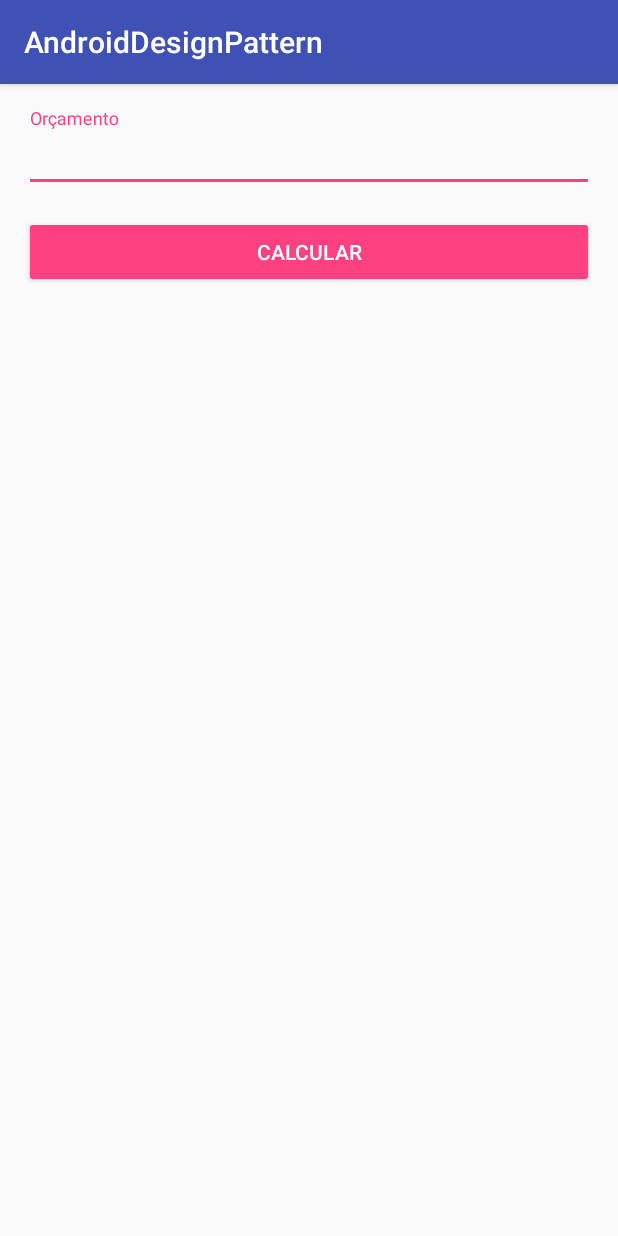
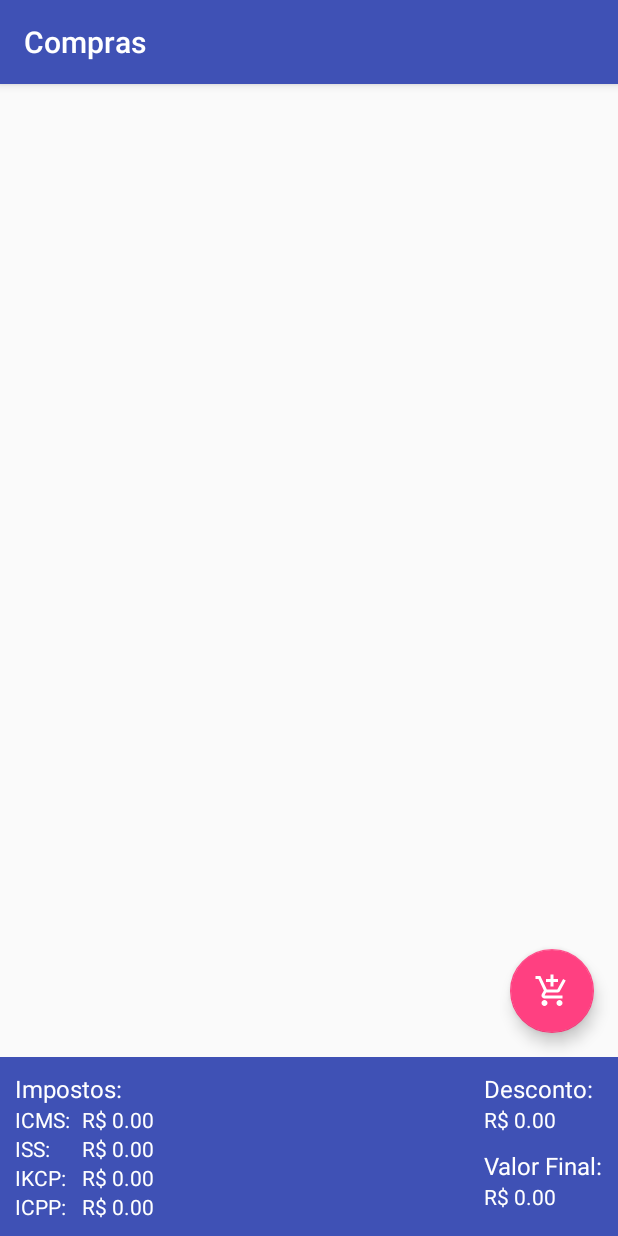
Before and after one commit to pcelestino/AndroidDesignPattern, an Android app: the screen it shows after launch (MainActivity), on a phone screen of 412 x 824 dp. Run offline under Robolectric (Android 15) with nearby library versions, the phone set to English and light mode, and no system bars.

```diff
--- a/app/src/main/java/br/edu/ffb/androiddesignpattern/MainActivity.java
+++ b/app/src/main/java/br/edu/ffb/androiddesignpattern/MainActivity.java
@@ -1,17 +1,33 @@
 package br.edu.ffb.androiddesignpattern;
 
+import android.annotation.SuppressLint;
+import android.content.Context;
+import android.content.DialogInterface;
 import android.os.Bundle;
+import android.support.design.widget.FloatingActionButton;
 import android.support.design.widget.TextInputEditText;
+import android.support.v7.app.AlertDialog;
 import android.support.v7.app.AppCompatActivity;
+import android.view.KeyEvent;
+import android.view.LayoutInflater;
 import android.view.View;
-import android.widget.Button;
+import android.view.ViewGroup;
+import android.view.inputmethod.EditorInfo;
+import android.view.inputmethod.InputMethodManager;
+import android.widget.ArrayAdapter;
+import android.widget.EditText;
+import android.widget.ListView;
 import android.widget.TextView;
 
+import java.util.ArrayList;
+import java.util.List;
 import java.util.Locale;
 
+import br.edu.ffb.androiddesignpattern.classes.CalculadoraDeDesconto;
 import br.edu.ffb.androiddesignpattern.classes.CalculadoraDeImposto;
 import br.edu.ffb.androiddesignpattern.classes.ImpostoIcms;
 import br.edu.ffb.androiddesignpattern.classes.ImpostoIss;
+import br.edu.ffb.androiddesignpattern.classes.Item;
 import br.edu.ffb.androiddesignpattern.classes.Orcamento;
 
 public class MainActivity extends AppCompatActivity {
@@ -21,40 +37,121 @@ public class MainActivity extends AppCompatActivity {
         super.onCreate(savedInstanceState);
         setContentView(R.layout.activity_main);
 
-        // coleta as referências visuais, Views
-        final TextInputEditText etOrcamento = (TextInputEditText) findViewById(R.id.et_orcamento);
-        Button btCalculaOrcamento = (Button) findViewById(R.id.bt_calcula_orcamento);
-        final TextView tvOrcamentoCalculado = (TextView) findViewById(R.id.tv_orcamento_calculado);
+        final Orcamento orcamento = new Orcamento();
+        final CalculadoraDeImposto calculadoraDeImposto = new CalculadoraDeImposto();
+        final CalculadoraDeDesconto calculadoraDeDesconto = new CalculadoraDeDesconto();
+        final Locale localePtBr = new Locale("pt", "BR");
 
-        // para tentar minimizar os milhares de null exceptions do java
-        if (etOrcamento == null) return;
-        if (btCalculaOrcamento == null) return;
-        if (tvOrcamentoCalculado == null) return;
+        final ListView lvItens = (ListView) findViewById(R.id.lv_itens);
+        FloatingActionButton fbAdicionaItem = (FloatingActionButton) findViewById(R.id.fb_adiciona_item);
+        final TextView tvIcmsValor = (TextView) findViewById(R.id.icms_valor);
+        final TextView tvIssValor = (TextView) findViewById(R.id.iss_valor);
+        final TextView tvDescontoValor = (TextView) findViewById(R.id.desconto_valor);
+        final TextView tvValorFinal = (TextView) findViewById(R.id.valor_final);
 
-        // ao clicar no botão Calcular é iniciado um evento
-        btCalculaOrcamento.setOnClickListener(new View.OnClickListener() {
+        if (lvItens == null) return;
+        if (fbAdicionaItem == null) return;
+        if (tvIcmsValor == null) return;
+        if (tvIssValor == null) return;
+        if (tvDescontoValor == null) return;
+        if (tvValorFinal == null) return;
+
+        // criando um adapter simples para a lista
+        final List<String[]> listaDeItens = new ArrayList<>();
+
+        @SuppressWarnings("unchecked") final
+        ArrayAdapter<String[]> stringArrayAdapter = new ArrayAdapter(this, android.R.layout.simple_list_item_2, android.R.id.text1, listaDeItens) {
+            public View getView(int position, View convertView, ViewGroup parent) {
+                View view = super.getView(position, convertView, parent);
+
+                String[] entrada = listaDeItens.get(position);
+                TextView titulo = (TextView) view.findViewById(android.R.id.text1);
+                TextView subtitulo = (TextView) view.findViewById(android.R.id.text2);
+                titulo.setText(entrada[0]);
+
+                double valorDoItem = entrada[1].isEmpty() ? 0 :
+                        Double.parseDouble(entrada[1]);
+
+                subtitulo.setText(String.format(localePtBr, "R$ %.2f", valorDoItem));
+
+                return view;
+            }
+        };
+
+        lvItens.setAdapter(stringArrayAdapter);
+
+        fbAdicionaItem.setOnClickListener(new View.OnClickListener() {
             @Override
             public void onClick(View view) {
 
-                // converte a string para double
-                String strValorDoOrcamento = etOrcamento.getText().toString();
-                final double valorDoOrcamento = strValorDoOrcamento.isEmpty() ? 0 :
-                        Double.parseDouble(strValorDoOrcamento);
+                final AlertDialog.Builder dialogBuilder = new AlertDialog.Builder(MainActivity.this);
+                LayoutInflater inflater = MainActivity.this.getLayoutInflater();
 
-                Orcamento orcamento = new Orcamento(valorDoOrcamento);
+                @SuppressLint("InflateParams")
+                final View dialogView = inflater.inflate(R.layout.dialog_adiciona_item, null);
 
-                CalculadoraDeImposto calculadoraDeImposto = new CalculadoraDeImposto();
+                final TextInputEditText etItem = (TextInputEditText) dialogView.findViewById(R.id.et_item);
+                final TextInputEditText etValorItem = (TextInputEditText) dialogView.findViewById(R.id.et_valor_item);
 
-                // realiza o cálculo dos impostos passando suas estratégias de imposto
-                double icms = calculadoraDeImposto.RealizaCalculo(orcamento, new ImpostoIcms());
-                double iss = calculadoraDeImposto.RealizaCalculo(orcamento, new ImpostoIss());
+                // exibe o teclado
+                final InputMethodManager imm = (InputMethodManager) MainActivity.this.getSystemService(Context.INPUT_METHOD_SERVICE);
+                imm.toggleSoftInput(InputMethodManager.SHOW_FORCED, 0);
 
-                String orcamentoCalculado = String.format(new Locale("pt", "BR"), "ICMS: %.2f" +
-                        "\nISS: %.2f" +
-                        "\nValor Final: %.2f", icms, iss, valorDoOrcamento - icms - iss);
+                final AlertDialog alertDialog = dialogBuilder
+                        .setView(dialogView)
+                        .setPositiveButton("Adicionar", new DialogInterface.OnClickListener() {
+                            public void onClick(DialogInterface dialog, int whichButton) {
 
-                // exibe o resultado na view
-                tvOrcamentoCalculado.setText(orcamentoCalculado);
+                                String strNomeDoItem = etItem.getText().toString();
+                                String strValorDoItem = etValorItem.getText().toString();
+
+                                listaDeItens.add(new String[]{strNomeDoItem, strValorDoItem});
+                                stringArrayAdapter.notifyDataSetChanged();
+
+                                double valorDoItem = strValorDoItem.isEmpty() ? 0 :
+                                        Double.parseDouble(strValorDoItem);
+
+                                orcamento.adicionaItem(new Item(strNomeDoItem, valorDoItem));
+
+                                double icms = calculadoraDeImposto.RealizaCalculo(orcamento, new ImpostoIcms());
+                                double iss = calculadoraDeImposto.RealizaCalculo(orcamento, new ImpostoIss());
+                                double desconto = calculadoraDeDesconto.Calcula(orcamento);
+
+                                String strIcmsValor = String.format(localePtBr, "R$ %.2f", icms);
+                                String strIssValor = String.format(localePtBr, "R$ %.2f", iss);
+
+                                tvIcmsValor.setText(strIcmsValor);
+                                tvIssValor.setText(strIssValor);
+                                tvDescontoValor.setText(String.format(localePtBr, "R$ %.2f", desconto));
+                                tvValorFinal.setText(String.format(localePtBr, "R$ %.2f", (orcamento.getValor() + icms + iss) - desconto));
+
+                                // esconde o teclado
+                                imm.toggleSoftInput(0, 0);
+                            }
+                        })
+                        .setNegativeButton("Cancelar", new DialogInterface.OnClickListener() {
+                            @Override
+                            public void onClick(DialogInterface dialogInterface, int i) {
+                                // esconde o teclado
+                                imm.toggleSoftInput(0, 0);
+                            }
+                        })
+                        .create();
+
+                // adiciona um evento para fechar o dialog ao clicar no botão done do teclado
+                etValorItem.setOnEditorActionListener(new EditText.OnEditorActionListener() {
+                    @Override
+                    public boolean onEditorAction(TextView v, int actionId, KeyEvent event) {
+                        if (actionId == EditorInfo.IME_ACTION_DONE) {
+                            alertDialog.getButton(DialogInterface.BUTTON_POSITIVE).callOnClick();
+                            return true;
+                        }
+                        return false;
+                    }
+                });
+
+                // exibe o dialog
+                alertDialog.show();
             }
         });
     }
--- a/app/src/main/java/br/edu/ffb/androiddesignpattern/classes/CalculadoraDeImposto.java
+++ b/app/src/main/java/br/edu/ffb/androiddesignpattern/classes/CalculadoraDeImposto.java
@@ -7,8 +7,7 @@ import br.edu.ffb.androiddesignpattern.Interfaces.IImposto;
  */
 public class CalculadoraDeImposto {
 
-    public double RealizaCalculo(Orcamento orcamento, IImposto imposto)
-    {
+    public double RealizaCalculo(Orcamento orcamento, IImposto imposto) {
         return imposto.Calcula(orcamento);
     }
 }
--- a/app/src/main/java/br/edu/ffb/androiddesignpattern/classes/Orcamento.java
+++ b/app/src/main/java/br/edu/ffb/androiddesignpattern/classes/Orcamento.java
@@ -1,4 +1,8 @@
 package br.edu.ffb.androiddesignpattern.classes;
+
+import java.util.ArrayList;
+import java.util.Collections;
+import java.util.List;
 
 /**
  * Orçamento do cliente
@@ -6,12 +10,27 @@ package br.edu.ffb.androiddesignpattern.classes;
 public class Orcamento {
 
     private double mValor;
+    private final List<Item> mItens;
+
+    public Orcamento() {
+        mItens = new ArrayList<>();
+    }
 
     public Orcamento(double valor) {
         mValor = valor;
+        mItens = new ArrayList<>();
     }
 
     public double getValor() {
         return mValor;
     }
+
+    public List<Item> getItens() {
+        return Collections.unmodifiableList(mItens);
+    }
+
+    public void adicionaItem(Item item) {
+        mItens.add(item);
+        mValor += item.getValor();
+    }
 }
--- /dev/null
+++ b/app/src/main/res/drawable/ic_add_shopping_cart.xml
@@ -0,0 +1,9 @@
+<vector xmlns:android="http://schemas.android.com/apk/res/android"
+    android:width="24dp"
+    android:height="24dp"
+    android:viewportWidth="24.0"
+    android:viewportHeight="24.0">
+    <path
+        android:fillColor="#FFFFFFFF"
+        android:pathData="M11,9h2L13,6h3L16,4h-3L13,1h-2v3L8,4v2h3v3zM7,18c-1.1,0 -1.99,0.9 -1.99,2S5.9,22 7,22s2,-0.9 2,-2 -0.9,-2 -2,-2zM17,18c-1.1,0 -1.99,0.9 -1.99,2s0.89,2 1.99,2 2,-0.9 2,-2 -0.9,-2 -2,-2zM7.17,14.75l0.03,-0.12 0.9,-1.63h7.45c0.75,0 1.41,-0.41 1.75,-1.03l3.86,-7.01L19.42,4h-0.01l-1.1,2 -2.76,5L8.53,11l-0.13,-0.27L6.16,6l-0.95,-2 -0.94,-2L1,2v2h2l3.6,7.59 -1.35,2.45c-0.16,0.28 -0.25,0.61 -0.25,0.96 0,1.1 0.9,2 2,2h12v-2L7.42,15c-0.13,0 -0.25,-0.11 -0.25,-0.25z" />
+</vector>
--- a/app/src/main/res/layout/activity_main.xml
+++ b/app/src/main/res/layout/activity_main.xml
@@ -1,40 +1,35 @@
 <?xml version="1.0" encoding="utf-8"?>
+
 <RelativeLayout xmlns:android="http://schemas.android.com/apk/res/android"
     xmlns:tools="http://schemas.android.com/tools"
     android:layout_width="match_parent"
     android:layout_height="match_parent"
-    android:paddingBottom="@dimen/activity_vertical_margin"
-    android:paddingLeft="@dimen/activity_horizontal_margin"
-    android:paddingRight="@dimen/activity_horizontal_margin"
-    android:paddingTop="@dimen/activity_vertical_margin"
+
     tools:context="br.edu.ffb.androiddesignpattern.MainActivity">
 
-    <android.support.design.widget.TextInputLayout
-        android:id="@+id/il_orcamento"
+    <ListView
+        android:id="@+id/lv_itens"
         android:layout_width="match_parent"
-        android:layout_height="wrap_content">
+        android:layout_height="match_parent"
+        android:layout_above="@+id/print_list_footer" />
 
-        <android.support.design.widget.TextInputEditText
-            android:id="@+id/et_orcamento"
-            android:layout_width="match_parent"
-            android:layout_height="wrap_content"
-            android:hint="@string/budget"
-            android:inputType="numberDecimal" />
-    </android.support.design.widget.TextInputLayout>
+    <android.support.design.widget.FloatingActionButton
+        android:id="@+id/fb_adiciona_item"
+        android:layout_width="wrap_content"
+        android:layout_height="wrap_content"
+        android:layout_above="@+id/print_list_footer"
+        android:layout_alignParentEnd="true"
+        android:layout_alignParentRight="true"
+        android:layout_marginBottom="@dimen/activity_vertical_margin"
+        android:layout_marginLeft="@dimen/activity_horizontal_margin"
+        android:layout_marginRight="@dimen/activity_horizontal_margin"
+        android:layout_marginTop="@dimen/activity_vertical_margin"
+        android:src="@drawable/ic_add_shopping_cart" />
 
-    <Button
-        android:id="@+id/bt_calcula_orcamento"
+    <include
+        android:id="@+id/print_list_footer"
+        layout="@layout/rodape_lista_itens"
         android:layout_width="match_parent"
         android:layout_height="wrap_content"
-        android:layout_below="@+id/il_orcamento"
-        android:layout_marginTop="@dimen/activity_vertical_margin"
-        android:text="@string/calculate"
-        android:textColor="@android:color/white" />
-
-    <TextView
-        android:id="@+id/tv_orcamento_calculado"
-        android:layout_width="match_parent"
-        android:layout_height="wrap_content"
-        android:layout_below="@+id/bt_calcula_orcamento"
-        android:layout_marginTop="@dimen/activity_vertical_margin" />
+        android:layout_alignParentBottom="true" />
 </RelativeLayout>
--- /dev/null
+++ b/app/src/main/res/layout/rodape_lista_itens.xml
@@ -0,0 +1,169 @@
+<?xml version="1.0" encoding="utf-8"?>
+<RelativeLayout xmlns:android="http://schemas.android.com/apk/res/android"
+    android:layout_width="match_parent"
+    android:layout_height="wrap_content"
+    android:background="@color/colorPrimary"
+    android:padding="10dp">
+
+    <TextView
+        android:id="@+id/imposto_titulo"
+        android:layout_width="match_parent"
+        android:layout_height="wrap_content"
+        android:layout_gravity="center"
+        android:layout_toLeftOf="@+id/valor_final_titulo"
+        android:layout_toStartOf="@+id/valor_final_titulo"
+        android:text="@string/taxes"
+        android:textColor="@android:color/white"
+        android:textSize="16sp" />
+
+    <TextView
+        android:id="@+id/icms_titulo"
+        android:layout_width="wrap_content"
+        android:layout_height="wrap_content"
+        android:layout_alignParentLeft="true"
+        android:layout_alignParentStart="true"
+        android:layout_below="@+id/imposto_titulo"
+        android:text="@string/icms"
+        android:textColor="@android:color/white" />
+
+    <TextView
+        android:id="@+id/icms_valor"
+        android:layout_width="match_parent"
+        android:layout_height="wrap_content"
+        android:layout_below="@+id/imposto_titulo"
+        android:layout_marginLeft="8dp"
+        android:layout_marginStart="8dp"
+        android:layout_toEndOf="@+id/icms_titulo"
+        android:layout_toLeftOf="@+id/valor_final_titulo"
+        android:layout_toRightOf="@+id/icms_titulo"
+        android:layout_toStartOf="@+id/valor_final_titulo"
+        android:text="@string/zero_value"
+        android:textColor="@android:color/white"
+        android:textSize="14sp" />
+
+    <TextView
+        android:id="@+id/iss_titulo"
+        android:layout_width="wrap_content"
+        android:layout_height="wrap_content"
+        android:layout_alignParentLeft="true"
+        android:layout_alignParentStart="true"
+        android:layout_below="@+id/icms_titulo"
+        android:text="@string/iss"
+        android:textColor="@android:color/white" />
+
+    <TextView
+        android:id="@+id/iss_valor"
+        android:layout_width="match_parent"
+        android:layout_height="wrap_content"
+        android:layout_below="@+id/icms_valor"
+        android:layout_marginLeft="8dp"
+        android:layout_marginStart="8dp"
+        android:layout_toEndOf="@+id/icms_titulo"
+        android:layout_toLeftOf="@+id/valor_final_titulo"
+        android:layout_toRightOf="@+id/icms_titulo"
+        android:layout_toStartOf="@+id/valor_final_titulo"
+        android:text="@string/zero_value"
+        android:textColor="@android:color/white"
+        android:textSize="14sp" />
+
+    <TextView
+        android:id="@+id/ikcp_titulo"
+        android:layout_width="wrap_content"
+        android:layout_height="wrap_content"
+        android:layout_alignParentLeft="true"
+        android:layout_alignParentStart="true"
+        android:layout_below="@+id/iss_titulo"
+        android:text="@string/ikcp"
+        android:textColor="@android:color/white" />
+
+    <TextView
+        android:id="@+id/ikcp_valor"
+        android:layout_width="match_parent"
+        android:layout_height="wrap_content"
+        android:layout_below="@+id/iss_valor"
+        android:layout_marginLeft="8dp"
+        android:layout_marginStart="8dp"
+        android:layout_toEndOf="@+id/icms_titulo"
+        android:layout_toLeftOf="@+id/valor_final_titulo"
+        android:layout_toRightOf="@+id/icms_titulo"
+        android:layout_toStartOf="@+id/valor_final_titulo"
+        android:text="@string/zero_value"
+        android:textColor="@android:color/white"
+        android:textSize="14sp" />
+
+    <TextView
+        android:id="@+id/icpp_titulo"
+        android:layout_width="wrap_content"
+        android:layout_height="wrap_content"
+        android:layout_alignParentLeft="true"
+        android:layout_alignParentStart="true"
+        android:layout_below="@+id/ikcp_titulo"
+        android:text="@string/icpp"
+        android:textColor="@android:color/white" />
+
+    <TextView
+        android:id="@+id/icpp_valor"
+        android:layout_width="match_parent"
+        android:layout_height="wrap_content"
+        android:layout_below="@+id/ikcp_valor"
+        android:layout_marginLeft="8dp"
+        android:layout_marginStart="8dp"
+        android:layout_toEndOf="@+id/icms_titulo"
+        android:layout_toLeftOf="@+id/valor_final_titulo"
+        android:layout_toRightOf="@+id/icms_titulo"
+        android:layout_toStartOf="@+id/valor_final_titulo"
+        android:text="@string/zero_value"
+        android:textColor="@android:color/white"
+        android:textSize="14sp" />
+
+    <TextView
+        android:id="@+id/desconto_titulo"
+        android:layout_width="wrap_content"
+        android:layout_height="wrap_content"
+        android:layout_alignParentEnd="true"
+        android:layout_alignParentRight="true"
+        android:layout_toEndOf="@+id/imposto_titulo"
+        android:layout_toRightOf="@+id/imposto_titulo"
+        android:text="@string/discount"
+        android:textColor="@android:color/white"
+        android:textSize="16sp" />
+
+    <TextView
+        android:id="@+id/desconto_valor"
+        android:layout_width="wrap_content"
+        android:layout_height="wrap_content"
+        android:layout_alignParentEnd="true"
+        android:layout_alignParentRight="true"
+        android:layout_below="@+id/desconto_titulo"
+        android:layout_toEndOf="@+id/icms_valor"
+        android:layout_toRightOf="@+id/icms_valor"
+        android:text="@string/zero_value"
+        android:textColor="@android:color/white"
+        android:textSize="14sp" />
+
+    <TextView
+        android:id="@+id/valor_final_titulo"
+        android:layout_width="wrap_content"
+        android:layout_marginTop="10dp"
+        android:layout_height="wrap_content"
+        android:layout_alignParentEnd="true"
+        android:layout_alignParentRight="true"
+        android:layout_below="@+id/desconto_valor"
+        android:text="@string/final_value"
+        android:textColor="@android:color/white"
+        android:textSize="16sp" />
+
+    <TextView
+        android:id="@+id/valor_final"
+        android:layout_width="wrap_content"
+        android:layout_height="wrap_content"
+        android:layout_alignParentEnd="true"
+        android:layout_alignParentRight="true"
+        android:layout_below="@id/valor_final_titulo"
+        android:layout_toEndOf="@+id/icms_valor"
+        android:layout_toRightOf="@+id/icms_valor"
+        android:text="@string/zero_value"
+        android:textColor="@android:color/white"
+        android:textSize="14sp" />
+
+</RelativeLayout>
--- a/app/src/main/res/values/strings.xml
+++ b/app/src/main/res/values/strings.xml
@@ -1,5 +1,15 @@
 <resources>
-    <string name="app_name">AndroidDesignPattern</string>
+    <string name="app_name">Compras</string>
     <string name="budget">Orçamento</string>
     <string name="calculate">Calcular</string>
+    <string name="item">Item</string>
+    <string name="value">Valor</string>
+    <string name="zero_value">R$ 0.00</string>
+    <string name="taxes">Impostos:</string>
+    <string name="icms">ICMS:</string>
+    <string name="iss">ISS:</string>
+    <string name="ikcp">IKCP:</string>
+    <string name="icpp">ICPP:</string>
+    <string name="final_value">Valor Final:</string>
+    <string name="discount">Desconto:</string>
 </resources>
```
Also changed, not shown: app/src/main/java/br/edu/ffb/androiddesignpattern/Interfaces/IDesconto.java (added, +13 -0 lines), app/src/main/java/br/edu/ffb/androiddesignpattern/classes/CalculadoraDeDesconto.java (added, +18 -0 lines), app/src/main/java/br/edu/ffb/androiddesignpattern/classes/DescontoPorMaisDeCincoItens.java (added, +26 -0 lines), app/src/main/java/br/edu/ffb/androiddesignpattern/classes/DescontoPorMaisDeQuinhentosReais.java (added, +26 -0 lines), app/src/main/java/br/edu/ffb/androiddesignpattern/classes/Item.java (added, +22 -0 lines), app/src/main/java/br/edu/ffb/androiddesignpattern/classes/SemDesconto.java (added, +17 -0 lines), app/src/main/res/layout/dialog_adiciona_item.xml (added, +39 -0 lines), 1 other file.
